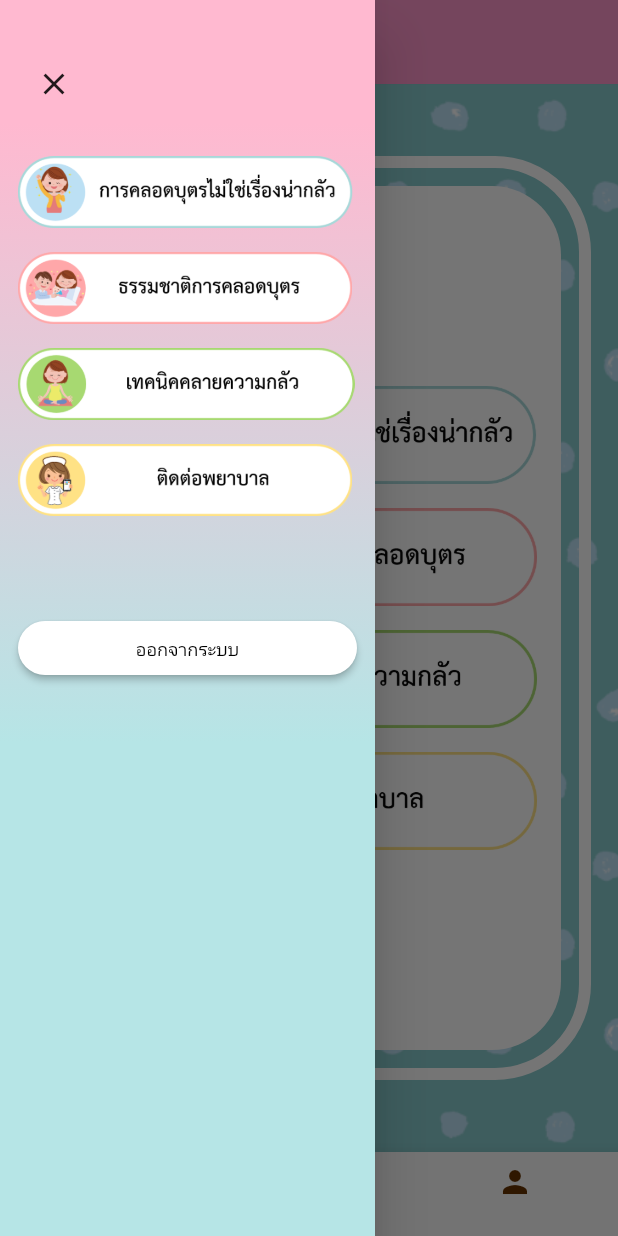
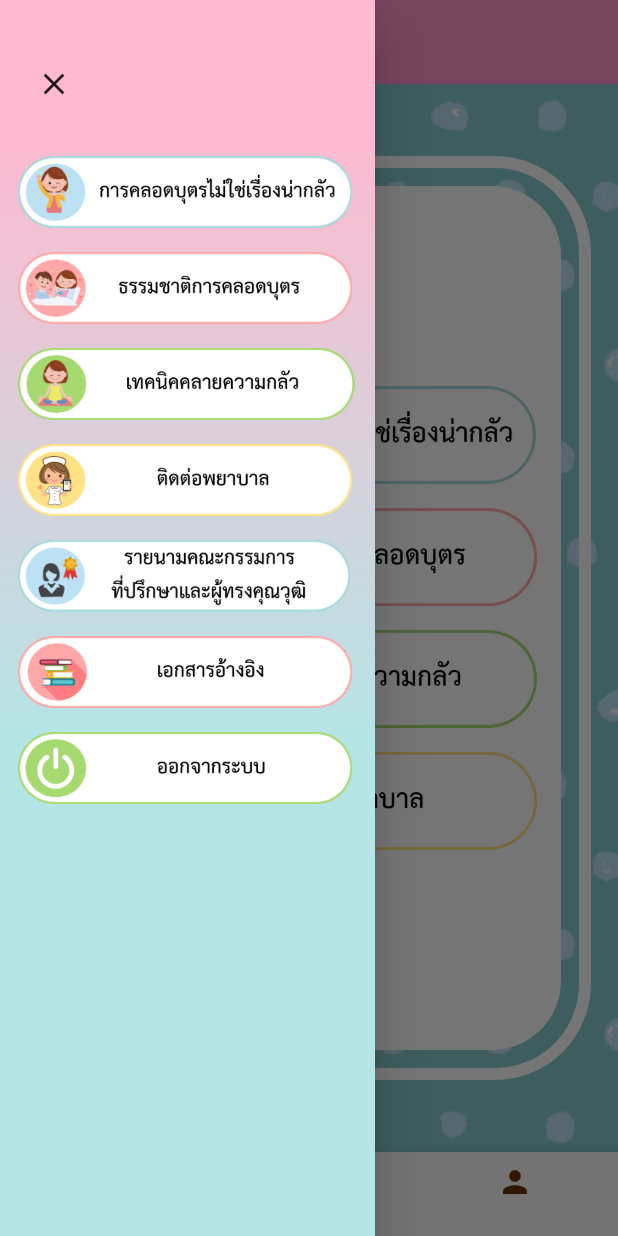
Before and after one commit to biscuitrainbow/pregnant-care, a Flutter app: the screen it shows after launch, with the side drawer open, on a phone screen of 412 x 824 dp. Run offline on Flutter 3.47's test engine with Material 2 defaults, Android fonts, the phone set to English and light mode, and no system bars; our stand-ins replace audioplayers, chewie, extended_image, firebase_auth, firebase_database, fluttertoast and 4 more; missing offline and left inert: flutter_cupertino_date_picker, flutter_facebook_login; accounts and stored records are empty; Roboto replaces fonts that are missing (Sarabun).

Commit message:
Add more drawer menu

```diff
--- a/lib/ui/common/drawer_container.dart
+++ b/lib/ui/common/drawer_container.dart
@@ -40,12 +40,6 @@ class AppDrawer extends StatelessWidget {
               SizedBox(height: 24),
               ...WidgetStyles.buildHomeMenuButtons(context, true),
               SizedBox(height: 64),
-              Button(
-                label: 'ออกจากระบบ',
-                color: Colors.white,
-                textStyle: TextStyles.labelBrown.copyWith(color: Colors.black, fontSize: 12),
-                onPressed: _signOut,
-              ),
             ],
           ),
         ),
--- a/lib/ui/screen/profile_screen.dart
+++ b/lib/ui/screen/profile_screen.dart
@@ -4,10 +4,10 @@ import 'package:flutter/material.dart';
 import 'package:pregnantcare/ui/common/bordered_container.dart';
 import 'package:pregnantcare/ui/common/button.dart';
 import 'package:pregnantcare/ui/common/custom_app_bar.dart';
+import 'package:pregnantcare/ui/common/toast_message.dart';
 import 'package:pregnantcare/ui/style/text_styles.dart';
 import 'package:flutter_cupertino_date_picker/flutter_cupertino_date_picker.dart';
 import 'package:intl/intl.dart';
-import 'package:pregnantcare/ui/common/toast_message.dart';
 import 'package:pregnantcare/data/model/user.dart';
 
 class ProfileScreen extends StatefulWidget {
--- a/lib/ui/screen/splash_screen.dart
+++ b/lib/ui/screen/splash_screen.dart
@@ -21,6 +21,7 @@ class _SplashScreenState extends State<SplashScreen> with TickerProviderStateMix
           Navigator.of(context).pushReplacement(MaterialPageRoute(builder: (_) => HomeScreen()));
         }
       });
+
 
     super.initState();
   }
--- a/lib/ui/style/widget_styles.dart
+++ b/lib/ui/style/widget_styles.dart
@@ -1,11 +1,10 @@
 import 'package:flutter/cupertino.dart';
 import 'package:flutter/material.dart';
-import 'package:pregnantcare/ui/common/button.dart';
+import 'package:pregnantcare/ui/screen/poeple_screen.dart';
 import 'package:pregnantcare/ui/screen/pregnan_four_screen.dart';
 import 'package:pregnantcare/ui/screen/pregnant_one_screen.dart';
 import 'package:pregnantcare/ui/screen/pregnant_three_screen.dart';
 import 'package:pregnantcare/ui/screen/pregnant_two_screen.dart';
-import 'package:pregnantcare/ui/style/text_styles.dart';
 
 class WidgetStyles {
   static buildAppBar(BuildContext context, String title) {
@@ -46,6 +45,21 @@ class WidgetStyles {
         child: Image.asset('assets/images/buttons/btn-main-004.png', height: 48),
         onTap: () => navigate(PregnantFourScreen(), context, false),
       ),
+      SizedBox(height: 16),
+      GestureDetector(
+        child: Image.asset('assets/images/buttons/btn-main-005.png', height: 48),
+        onTap: () => navigate(PeopleScreen(), context, false),
+      ),
+      SizedBox(height: 16),
+      GestureDetector(
+        child: Image.asset('assets/images/buttons/btn-main-006.png', height: 48),
+        onTap: () => navigate(PregnantFourScreen(), context, false),
+      ),
+      SizedBox(height: 16),
+      GestureDetector(
+        child: Image.asset('assets/images/buttons/btn-main-007.png', height: 48),
+        onTap: () => navigate(PregnantFourScreen(), context, false),
+      ),
     ];
   }
 
--- a/pubspec.yaml
+++ b/pubspec.yaml
@@ -74,6 +74,7 @@ flutter:
     - assets/images/buttons/
     - assets/images/contents/
     - assets/images/manual/
+    - assets/images/people/
 
   # An image asset can refer to one or more resolution-specific "variants", see
   # https://flutter.dev/assets-and-images/#resolution-aware.
```
Also changed, not shown: lib/ui/screen/poeple_screen.dart (added, +39 -0 lines), assets/images/buttons/btn-main-005.png (added), assets/images/buttons/btn-main-006.png (added), assets/images/buttons/btn-main-007.png (added), assets/images/people/people-001.png (added), assets/images/people/people-002.png (added), 1 other file.
